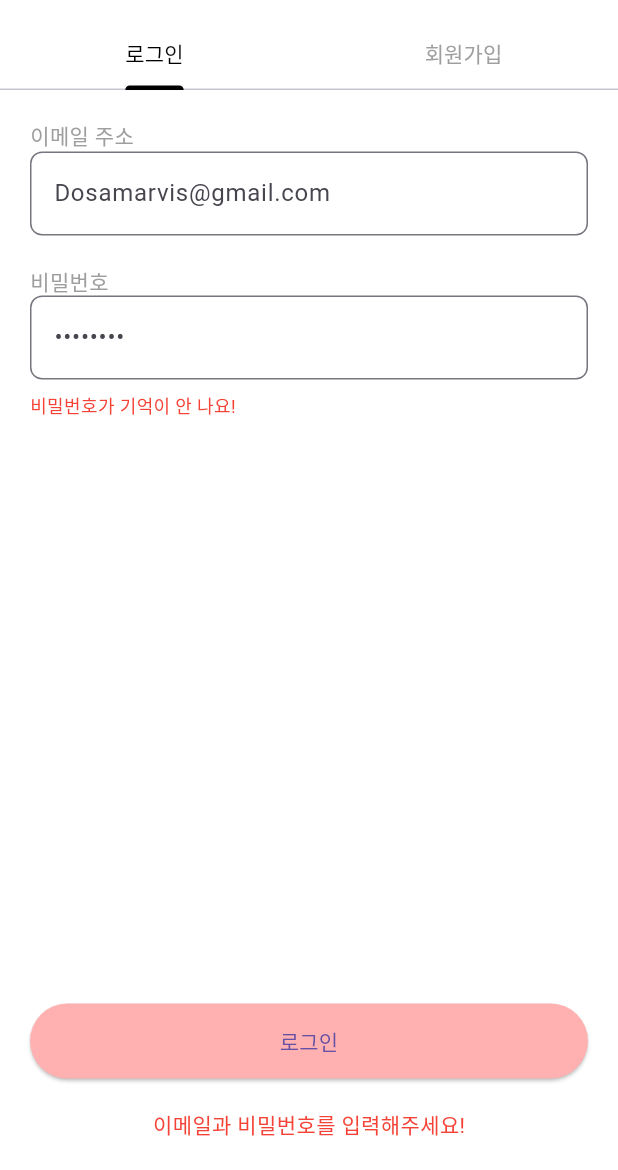
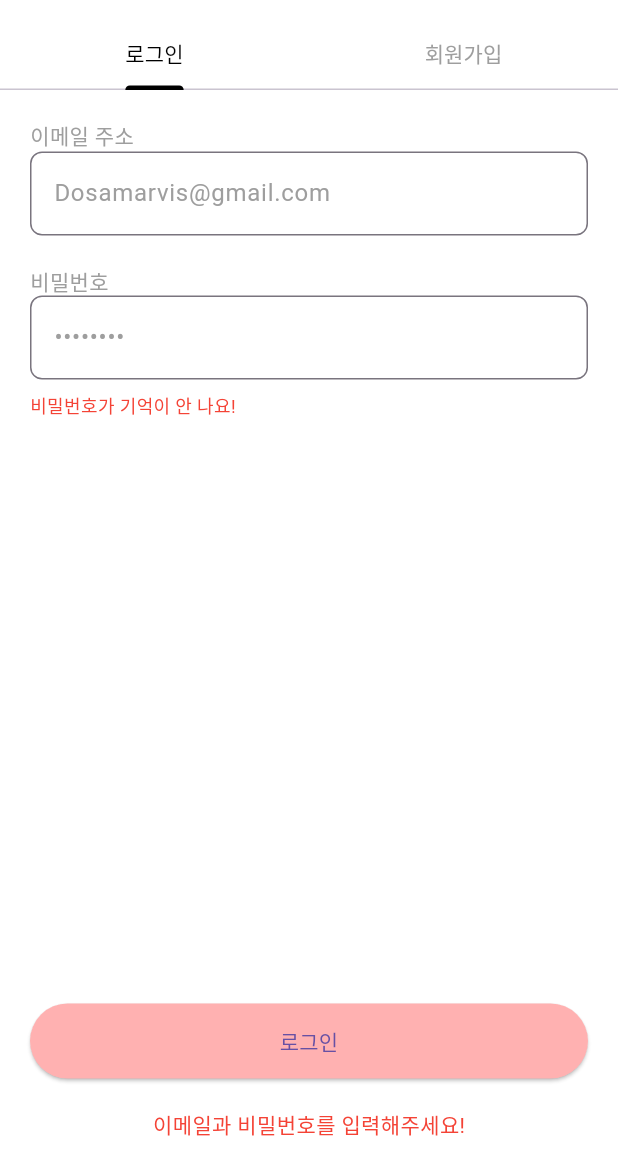
Before and after one commit to logicallaw/ZEROFIT_Frontend, a Flutter app: the LoginScreen screen opened directly, after a tap on "로그인", on a phone screen of 412 x 824 dp, the part 66-1236 px from its top. Run offline on Flutter 3.47's test engine with Material 3 defaults, Android fonts, the phone set to English and light mode, and no system bars; our stand-ins replace flutter_dotenv, flutter_secure_storage, image_picker; accounts and stored records are empty; network calls fail.

```diff
--- /dev/null
+++ b/devtools_options.yaml
@@ -0,0 +1,3 @@
+description: This file stores settings for Dart & Flutter DevTools.
+documentation: https://docs.flutter.dev/tools/devtools/extensions#configure-extension-enablement-states
+extensions:
--- a/lib/screens/login_screen.dart
+++ b/lib/screens/login_screen.dart
@@ -1,5 +1,7 @@
 import 'package:flutter/material.dart';
 import 'package:flutter/services.dart';
+import 'package:flutter_dotenv/flutter_dotenv.dart';
+import 'package:provider/provider.dart';
 import 'find_password_screen.dart';
 import 'main_home_screen.dart';
 import 'package:http/http.dart' as http;
@@ -7,7 +9,7 @@ import 'dart:convert';
 import '../services/api_service.dart';
 import '../storage/user_storage.dart';
 import 'package:flutter_secure_storage/flutter_secure_storage.dart';
-
+import 'package:ma_app_zerofit/store.dart';
 
 class LoginScreen extends StatefulWidget {
   const LoginScreen({super.key});
@@ -28,6 +30,7 @@ class _LoginScreenState extends State<LoginScreen>
   final TextEditingController _passwordCheckController = TextEditingController();
   String _responseMessage = '';
   final _storage = FlutterSecureStorage();
+  late final nodeUrl;
 
   Future<void> _signup() async {
     final email = _emailController.text.trim();
@@ -97,7 +100,7 @@ class _LoginScreenState extends State<LoginScreen>
   }
 
   Future<String> _sendLoginRequest(String email, String password) async {
-    final url = Uri.parse('http://localhost:10010/auth/login');
+    final url = Uri.parse('http://35.209.215.241:10103/auth/login');
     final headers = {'Content-Type': 'application/json'};
     final body = {'email': email, 'password': password};
 
@@ -106,13 +109,19 @@ class _LoginScreenState extends State<LoginScreen>
       if (response.statusCode == 200) {
         final responseBody = jsonDecode(response.body);
 
+        print(responseBody);
+
+
 
         Navigator.push(
           context,
           MaterialPageRoute(
-            builder: (context) => MainHomeScreen(), // 이메일 전달
+            builder: (context) => MainHomeScreen(),
           ),
+
+
         );
+        context.read<Store1>().saveUserEmail(responseBody['user']['email']);
 
         return 'Login successful!';
       } else {
@@ -125,10 +134,16 @@ class _LoginScreenState extends State<LoginScreen>
     }
   }
 
+  Future<void> SaveUrl() async {
+    final nodeHost = dotenv.get("NODE_HOST");
+    final nodePort = dotenv.get("NODE_PORT");
+    nodeUrl = 'http://$nodeHost:$nodePort';
+  }
   @override
   void initState() {
     super.initState();
     _tabController = TabController(length: 2, vsync: this);
+    SaveUrl();
   }
 
   @override
@@ -204,6 +219,7 @@ class _LoginScreenState extends State<LoginScreen>
                   controller: _emailController,
                   decoration: InputDecoration(
                     hintText: 'Dosamarvis@gmail.com',
+                    hintStyle: TextStyle(color:Colors.grey),
                     border: OutlineInputBorder(
                       borderRadius: BorderRadius.circular(8),
                     ),
@@ -216,6 +232,7 @@ class _LoginScreenState extends State<LoginScreen>
                   obscureText: true,
                   decoration: InputDecoration(
                     hintText: '••••••••',
+                    hintStyle: TextStyle(color:Colors.grey),
                     border: OutlineInputBorder(
                       borderRadius: BorderRadius.circular(8),
                     ),
@@ -273,6 +290,7 @@ class _LoginScreenState extends State<LoginScreen>
                   controller: _nameController,
                   decoration: InputDecoration(
                     hintText: '신민희',
+                    hintStyle: TextStyle(color:Colors.grey),
                     border: OutlineInputBorder(
                       borderRadius: BorderRadius.circular(8),
                     ),
@@ -284,6 +302,7 @@ class _LoginScreenState extends State<LoginScreen>
                   controller: _emailController,
                   decoration: InputDecoration(
                     hintText: 'name@email.com',
+                    hintStyle: TextStyle(color:Colors.grey),
                     border: OutlineInputBorder(
                       borderRadius: BorderRadius.circular(8),
                     ),
@@ -297,6 +316,7 @@ class _LoginScreenState extends State<LoginScreen>
                   obscureText: true,
                   decoration: InputDecoration(
                     hintText: '비밀번호를 입력해주세요.',
+                    hintStyle: TextStyle(color:Colors.grey),
                     border: OutlineInputBorder(
                       borderRadius: BorderRadius.circular(8),
                     ),
@@ -309,6 +329,7 @@ class _LoginScreenState extends State<LoginScreen>
                   obscureText: true,
                   decoration: InputDecoration(
                     hintText: '비밀번호 확인',
+                    hintStyle: TextStyle(color:Colors.grey),
                     border: OutlineInputBorder(
                       borderRadius: BorderRadius.circular(8),
                     ),
@@ -322,6 +343,7 @@ class _LoginScreenState extends State<LoginScreen>
                   controller: _addressController,
                   decoration: InputDecoration(
                     hintText: '의류 거래를 원하시는 주소를 입력해주세요.',
+                    hintStyle: TextStyle(color:Colors.grey),
                     border: OutlineInputBorder(
                       borderRadius: BorderRadius.circular(8),
                     ),
--- /dev/null
+++ b/lib/store.dart
@@ -0,0 +1,17 @@
+import 'package:flutter/material.dart';
+
+
+class Store1 extends ChangeNotifier {
+  var userName = '';
+  var userEmail = '';
+
+  saveUserData(name, email){
+    userName = name;
+    userEmail = email;
+    notifyListeners();
+  }
+  saveUserEmail(email){
+    userEmail = email;
+    notifyListeners();
+  }
+}
--- a/pubspec.yaml
+++ b/pubspec.yaml
@@ -35,6 +35,8 @@ dependencies:
   http: ^0.13.5
   image_picker: ^1.1.2
   flutter_secure_storage: ^9.2.2
+  provider: ^6.0.1
+  flutter_dotenv: ^5.2.1
 
 dev_dependencies:
   flutter_test:
@@ -46,7 +48,8 @@ dev_dependencies:
 # The following section is specific to Flutter packages.
 flutter:
   assets:
-    - assets/
+    - assets/.
+    - .env
   # The following line ensures that the Material Icons font is
   # included with your application, so that you can use the icons in
   # the material Icons class.
```
Also changed, not shown: lib/main.dart (+8 -2 lines), lib/screens/account_management_screen.dart (+7 -11 lines), lib/screens/my_closet_screen.dart (+32 -2 lines), lib/services/api_service.dart (+50 -2 lines), pubspec.lock, 1 other file.
